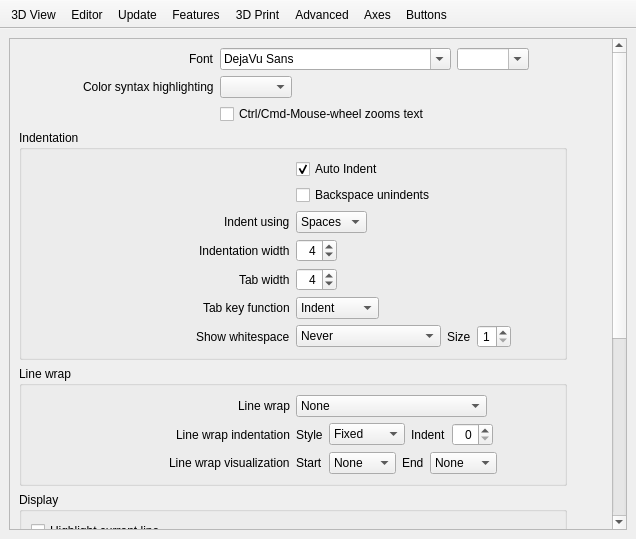
Before: the Qt Designer form src/gui/Preferences.ui in openscad/openscad, drawn with Qt 5.
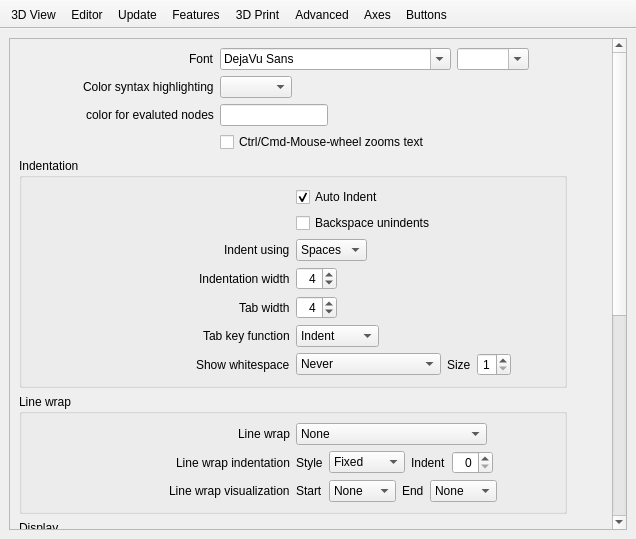
After: the same form once the commit is applied. Icons and pictures are not drawn. Custom widgets are drawn as their Qt base class.

Commit message: clean up, preference for color

The edit to the form file:
```diff
--- a/src/gui/Preferences.ui
+++ b/src/gui/Preferences.ui
@@ -703,7 +703,64 @@
                </layout>
               </item>
               <item row="2" column="0">
-               <spacer name="horizontalSpacer_6">
+               <layout class="QHBoxLayout" name="horizontalLayout_EvalColor">
+                <item>
+                 <spacer name="horizontalSpacer_EvalColor">
+                  <property name="orientation">
+                   <enum>Qt::Horizontal</enum>
+                  </property>
+                  <property name="sizeType">
+                   <enum>QSizePolicy::Expanding</enum>
+                  </property>
+                  <property name="sizeHint" stdset="0">
+                   <size>
+                    <width>30</width>
+                    <height>20</height>
+                   </size>
+                  </property>
+                 </spacer>
+                </item>
+                <item>
+                 <widget class="QLabel" name="labelColorEvaluated">
+                  <property name="text">
+                   <string>color for evaluted nodes</string>
+                  </property>
+                  <property name="wordWrap">
+                   <bool>true</bool>
+                  </property>
+                 </widget>
+                </item>
+               </layout>
+              </item>
+              <item row="2" column="1">
+               <layout class="QHBoxLayout" name="horizontalLayout_labelColorEvaluate">
+                <item>
+                 <widget class="QLineEdit" name="lineEditColorEvalutate">
+                  <property name="sizePolicy">
+                   <sizepolicy hsizetype="Preferred" vsizetype="Fixed">
+                    <horstretch>0</horstretch>
+                    <verstretch>0</verstretch>
+                   </sizepolicy>
+                  </property>
+                 </widget>
+                </item>
+                <item>
+                <spacer name="horizontalSpacer_6">
+                 <property name="orientation">
+                  <enum>Qt::Horizontal</enum>
+                 </property>
+                 <property name="sizeHint" stdset="0">
+                  <size>
+                   <width>198</width>
+                   <height>20</height>
+                  </size>
+                 </property>
+                </spacer>
+               </item>
+               </layout>
+              </item>
+              <item row="3" column="0">
+               <spacer name="horizontalSpacer_61">
                 <property name="orientation">
                  <enum>Qt::Horizontal</enum>
                 </property>
@@ -715,7 +772,7 @@
                 </property>
                </spacer>
               </item>
-              <item row="2" column="1">
+              <item row="3" column="1">
                <widget class="QCheckBox" name="mouseWheelZoomBox">
                 <property name="text">
                  <string>Ctrl/Cmd-Mouse-wheel zooms text</string>
```
Left out of the diff: 4 changed lines with no effect on the pictures. The commit also changes 5 other files.
